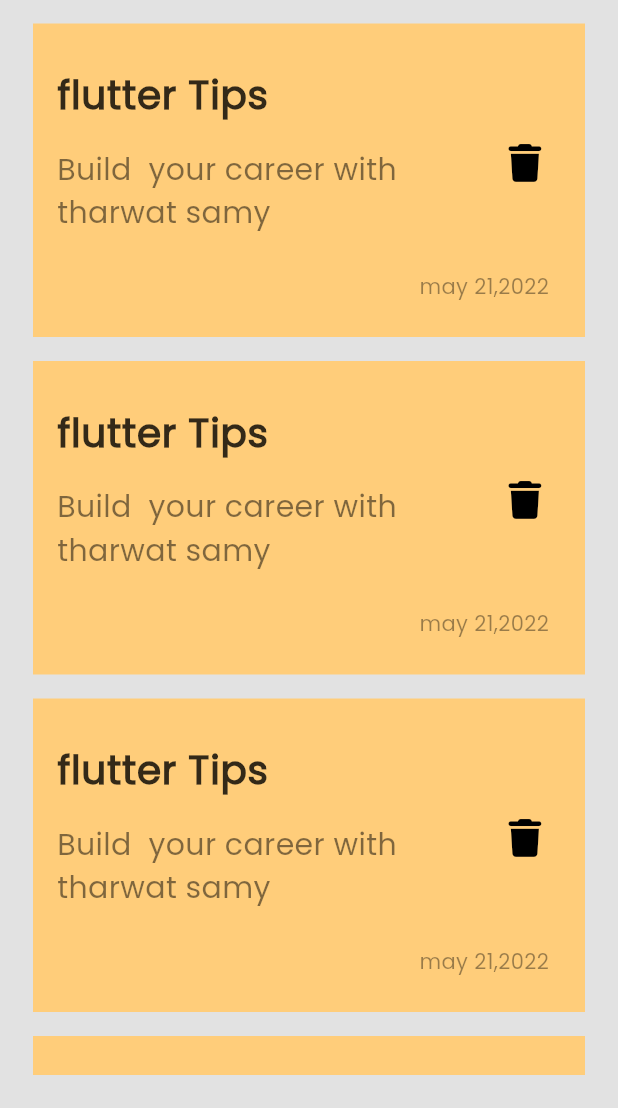
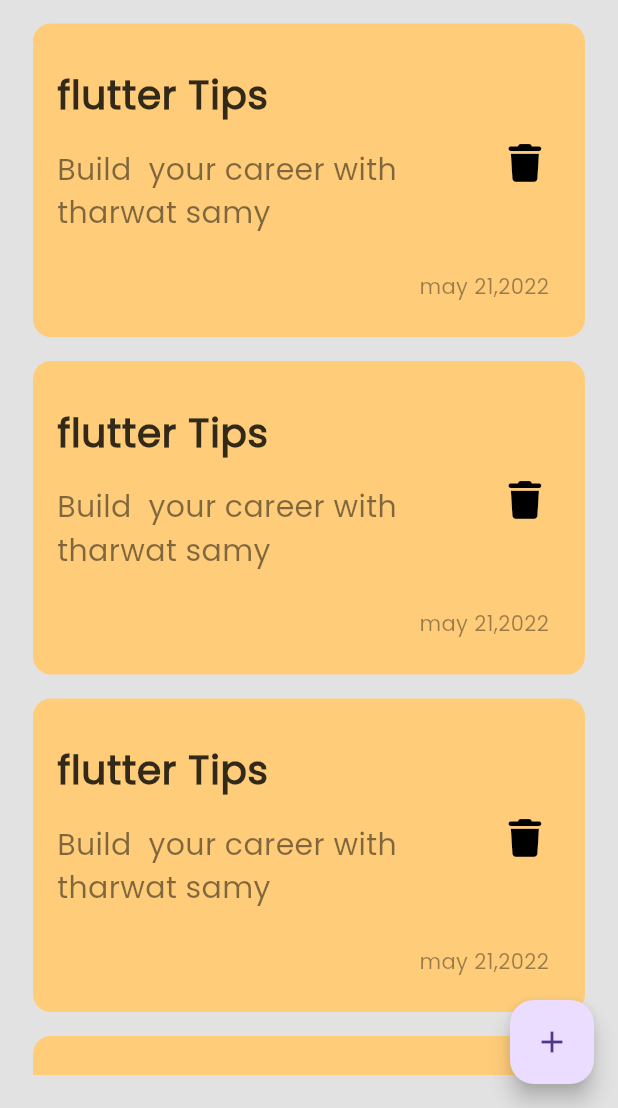
Before and after one commit to AAhmedTarekElshamy/notes_app, a Flutter app: the screen it shows after launch, on a phone screen of 412 x 824 dp, the part 128-1236 px from its top. Run offline on Flutter 3.47's test engine with Material 3 defaults, Android fonts, the phone set to English and light mode, and no system bars; our stand-ins replace font_awesome_flutter.

Commit message:
create Notesbody

```diff
--- a/lib/views/home_page.dart
+++ b/lib/views/home_page.dart
@@ -4,6 +4,7 @@ import 'package:flutter/widgets.dart';
 import 'package:font_awesome_flutter/font_awesome_flutter.dart';
 import 'package:notes_app/views/widgets/custom_notes_item.dart';
 import 'package:notes_app/views/widgets/custom_search_icon.dart';
+import 'package:notes_app/views/widgets/notes_body.dart';
 import 'package:notes_app/views/widgets/notes_list_view.dart';
 
 class HomePage extends StatefulWidget {
@@ -18,37 +19,11 @@ class _HomePageState extends State<HomePage> {
   Widget build(BuildContext context) {
     return Scaffold(
       backgroundColor: Colors.grey.withOpacity(0.3),
-
-      body:   Padding(
-        padding: EdgeInsets.all(22.0),
-        child: Column(
-          children: [
-            SizedBox(
-              height: 15,
-            ),
-            Row(
-              mainAxisAlignment: MainAxisAlignment.spaceBetween,
-              children: [
-                Text('Notes',style: TextStyle(
-                  fontFamily: 'Poppins',
-                  color: Colors.white,
-                  fontSize: 30,
-                  fontWeight: FontWeight.bold,
-                ),),
-                CustomSearchIcon(),
-              ],
-            ),
-            Expanded(child: NotesListView()),
-
-
-
-
-
-
-
-          ],
-        ),
+      floatingActionButton:FloatingActionButton(
+        onPressed: (){},
+        child:const Icon(Icons.add),
       ),
+      body: NotesBody(),
     );
   }
 }
--- a/lib/views/widgets/custom_notes_item.dart
+++ b/lib/views/widgets/custom_notes_item.dart
@@ -10,6 +10,7 @@ class CustomNoteItem extends StatelessWidget {
       padding: EdgeInsets.only(top: 20,bottom: 24,left: 16,right: 16 ),
       decoration: BoxDecoration(
         color: Color(0xffffcd7a),
+        borderRadius: BorderRadius.circular(12),
       ),
       child: Column(
         crossAxisAlignment: CrossAxisAlignment.end,
--- /dev/null
+++ b/lib/views/widgets/notes_body.dart
@@ -0,0 +1,42 @@
+import 'package:flutter/material.dart';
+
+import 'custom_search_icon.dart';
+import 'notes_list_view.dart';
+
+class NotesBody extends StatelessWidget {
+  const NotesBody({super.key});
+
+  @override
+  Widget build(BuildContext context) {
+    return   Padding(
+      padding: EdgeInsets.all(22.0),
+      child: Column(
+        children: [
+          SizedBox(
+            height: 15,
+          ),
+          Row(
+            mainAxisAlignment: MainAxisAlignment.spaceBetween,
+            children: [
+              Text('Notes',style: TextStyle(
+                fontFamily: 'Poppins',
+                color: Colors.white,
+                fontSize: 30,
+                fontWeight: FontWeight.bold,
+              ),),
+              CustomSearchIcon(),
+            ],
+          ),
+          Expanded(child: NotesListView()),
+
+
+
+
+
+
+
+        ],
+      ),
+    );
+  }
+}
```
